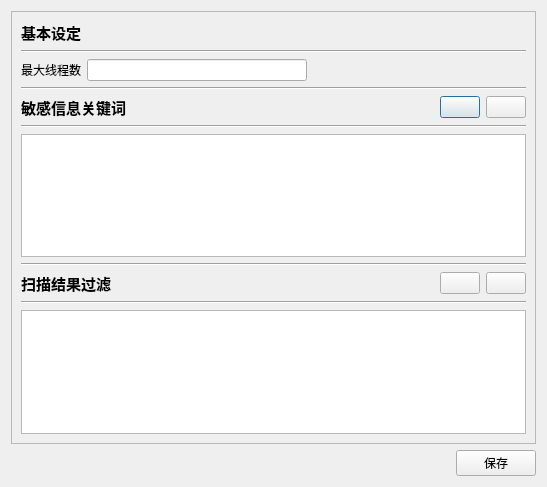
Old version of the form ui/ui_conf.ui in the repository abcd1234564499sc/scanJSUrlThreading.
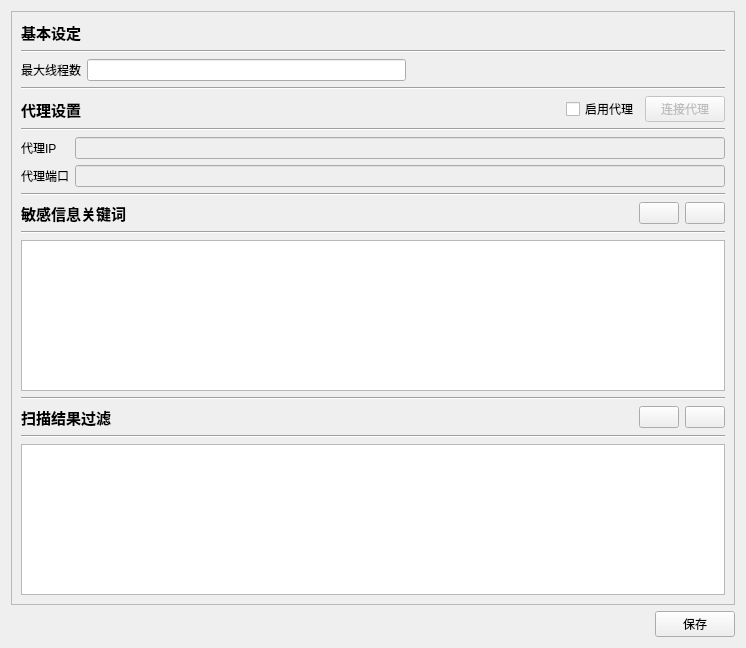
New version of the form. Icons and pictures are not drawn.

The edit to the form file:
```diff
--- a/ui/ui_conf.ui
+++ b/ui/ui_conf.ui
@@ -6,8 +6,8 @@
    <rect>
     <x>0</x>
     <y>0</y>
-    <width>547</width>
-    <height>487</height>
+    <width>746</width>
+    <height>648</height>
    </rect>
   </property>
   <property name="windowTitle">
@@ -30,12 +30,10 @@
          <rect>
           <x>0</x>
           <y>0</y>
-          <width>525</width>
-          <height>429</height>
+          <width>724</width>
+          <height>590</height>
          </rect>
         </property>
-        <layout class="QVBoxLayout" name="verticalLayout_2">
-         <item>
           <layout class="QVBoxLayout" name="verticalLayout">
            <item>
             <widget class="QLabel" name="label">
@@ -93,6 +91,101 @@
              </property>
             </widget>
            </item>
+         <item>
+          <layout class="QHBoxLayout" name="horizontalLayout_7">
+           <item>
+            <widget class="QLabel" name="label_6">
+             <property name="font">
+              <font>
+               <family>Arial</family>
+               <pointsize>11</pointsize>
+               <weight>75</weight>
+               <bold>true</bold>
+              </font>
+             </property>
+             <property name="text">
+              <string>代理设置</string>
+             </property>
+            </widget>
+           </item>
+           <item>
+            <spacer name="horizontalSpacer_7">
+             <property name="orientation">
+              <enum>Qt::Horizontal</enum>
+             </property>
+             <property name="sizeHint" stdset="0">
+              <size>
+               <width>40</width>
+               <height>20</height>
+              </size>
+             </property>
+            </spacer>
+           </item>
+           <item>
+            <widget class="QCheckBox" name="proxyCheckBox">
+             <property name="text">
+              <string>启用代理</string>
+             </property>
+            </widget>
+           </item>
+           <item>
+            <widget class="QPushButton" name="connectProxyButton">
+             <property name="enabled">
+              <bool>false</bool>
+             </property>
+             <property name="text">
+              <string>连接代理</string>
+             </property>
+            </widget>
+           </item>
+          </layout>
+         </item>
+         <item>
+          <widget class="Line" name="line_7">
+           <property name="orientation">
+            <enum>Qt::Horizontal</enum>
+           </property>
+          </widget>
+         </item>
+         <item>
+          <layout class="QGridLayout" name="gridLayout">
+           <item row="1" column="1">
+            <widget class="QLineEdit" name="proxyPortLineEdit">
+             <property name="enabled">
+              <bool>false</bool>
+             </property>
+            </widget>
+           </item>
+           <item row="0" column="0">
+            <widget class="QLabel" name="label_7">
+             <property name="text">
+              <string>代理IP</string>
+             </property>
+            </widget>
+           </item>
+           <item row="0" column="1">
+            <widget class="QLineEdit" name="proxyipLineEdit">
+             <property name="enabled">
+              <bool>false</bool>
+             </property>
+            </widget>
+           </item>
+           <item row="1" column="0">
+            <widget class="QLabel" name="label_8">
+             <property name="text">
+              <string>代理端口</string>
+             </property>
+            </widget>
+           </item>
+          </layout>
+         </item>
+         <item>
+          <widget class="Line" name="line_6">
+           <property name="orientation">
+            <enum>Qt::Horizontal</enum>
+           </property>
+          </widget>
+         </item>
            <item>
             <layout class="QHBoxLayout" name="horizontalLayout_3">
              <item>
@@ -229,8 +322,6 @@
             <widget class="QTableWidget" name="tableWidget"/>
            </item>
           </layout>
-         </item>
-        </layout>
        </widget>
       </widget>
      </item>
```
Left out of the diff: 54 changed lines with no effect on the pictures. Lines whose indentation alone changed are shown as unchanged.
